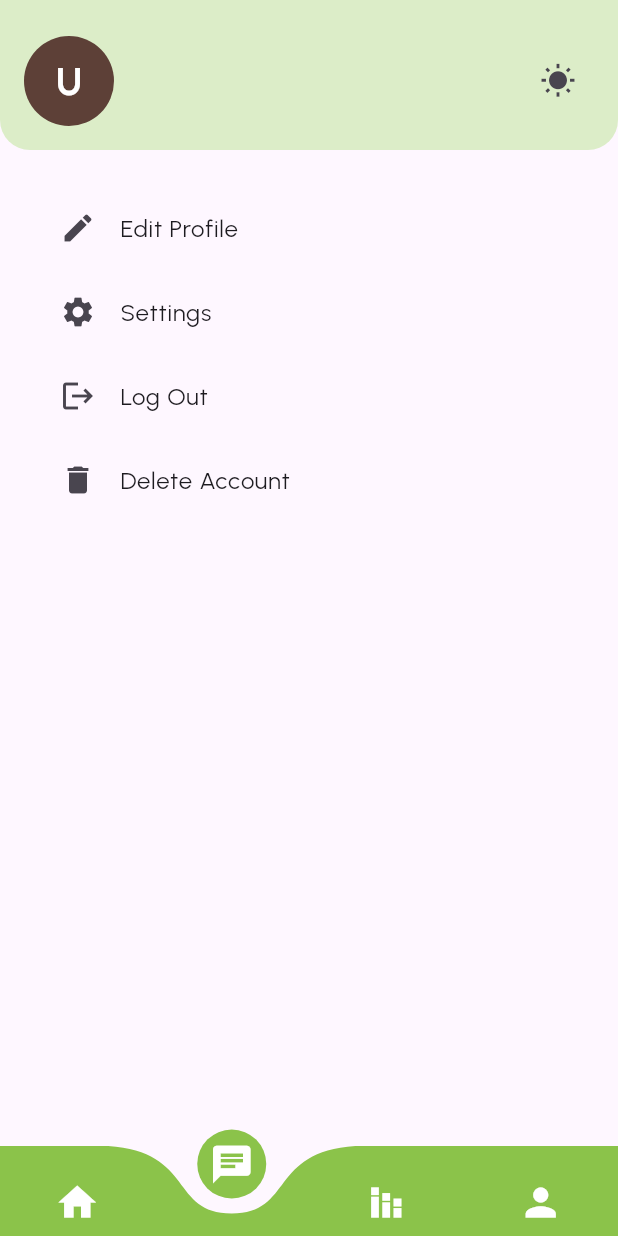
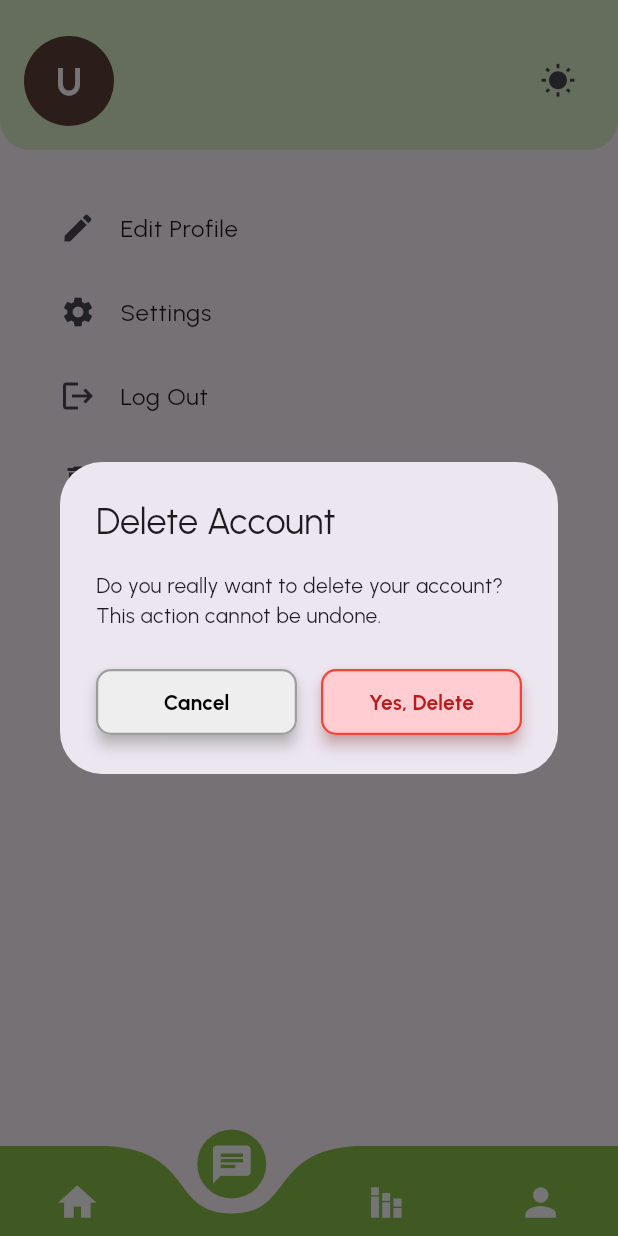
Before and after one commit to CodeGovindz/Mental_Health, a Flutter app: the AccountPage screen opened directly with empty values, item 2 of the bottom bar chosen, after a tap on "Delete Account", on a phone screen of 412 x 824 dp. Run offline on Flutter 3.47's test engine with Material 3 defaults, Android fonts, the phone set to English and light mode, and no system bars; drawn by our look-alikes of curved_navigation_bar; our stand-ins replace app_links, audioplayers, flutter_dotenv, font_awesome_flutter, google_fonts, permission_handler and 1 more; accounts and stored records are empty.

Commit message:
Implement delete account feature with styled dialog buttons

```diff
--- a/lib/account.dart
+++ b/lib/account.dart
@@ -7,6 +7,7 @@ import 'homepage.dart';
 import 'transitions.dart';
 import 'package:flutter/services.dart';
 import 'edit_profile.dart';
+import 'package:http/http.dart' as http;
 
 class AccountPage extends StatefulWidget {
   final bool isDarkMode;
@@ -26,6 +27,7 @@ class _AccountPageState extends State<AccountPage> {
   String _userName = "User";
   String _userEmail = "";
   bool _isLoading = true;
+  bool _isDeleting = false;
 
   int _selectedIndex = 3; // Account Index - 3
 
@@ -104,6 +106,101 @@ class _AccountPageState extends State<AccountPage> {
       // Refresh profile after editing
       _loadUserProfile();
     }
+  }
+
+  Future<void> _deleteAccount() async {
+    final user = supabase.auth.currentUser;
+    if (user == null) return;
+    setState(() => _isDeleting = true);
+    try {
+      final response = await http.post(
+        Uri.parse('https://cqfwjwrhhcctazigevno.supabase.co/functions/v1/delete_user_account'),
+        headers: {
+          'Content-Type': 'application/json',
+          'Authorization': 'Bearer ${supabase.auth.currentSession?.accessToken ?? ''}',
+        },
+        body: '{"user_id": "${user.id}"}',
+      );
+      if (response.statusCode == 200) {
+        await supabase.auth.signOut();
+        if (mounted) {
+          Navigator.of(context).pushAndRemoveUntil(
+            MaterialPageRoute(
+              builder: (_) => SignInPage(onSignInSuccess: () {}),
+            ),
+            (route) => false,
+          );
+        }
+      } else {
+        throw Exception('Failed to delete account');
+      }
+    } catch (e) {
+      if (mounted) {
+        ScaffoldMessenger.of(context).showSnackBar(
+          SnackBar(content: Text('Error deleting account: $e')),
+        );
+      }
+    } finally {
+      if (mounted) setState(() => _isDeleting = false);
+    }
+  }
+
+  void _showDeleteAccountDialog() {
+    showDialog(
+      context: context,
+      builder: (context) => AlertDialog(
+        title: const Text('Delete Account'),
+        content: const Text('Do you really want to delete your account? This action cannot be undone.'),
+        actions: [
+          Row(
+            children: [
+              Expanded(
+                child: ElevatedButton(
+                  style: ElevatedButton.styleFrom(
+                    backgroundColor: Colors.grey[200],
+                    foregroundColor: Colors.black,
+                    elevation: 4,
+                    shadowColor: Colors.grey[400],
+                    shape: RoundedRectangleBorder(
+                      borderRadius: BorderRadius.circular(10),
+                      side: const BorderSide(color: Colors.grey, width: 1.5),
+                    ),
+                    padding: const EdgeInsets.symmetric(vertical: 12),
+                  ),
+                  onPressed: () => Navigator.of(context).pop(),
+                  child: const Text('Cancel', style: TextStyle(fontWeight: FontWeight.bold)),
+                ),
+              ),
+              const SizedBox(width: 16),
+              Expanded(
+                child: ElevatedButton(
+                  style: ElevatedButton.styleFrom(
+                    backgroundColor: Colors.red[100],
+                    foregroundColor: Colors.red[900],
+                    elevation: 4,
+                    shadowColor: Colors.red[200],
+                    shape: RoundedRectangleBorder(
+                      borderRadius: BorderRadius.circular(10),
+                      side: const BorderSide(color: Colors.red, width: 1.5),
+                    ),
+                    padding: const EdgeInsets.symmetric(vertical: 12),
+                  ),
+                  onPressed: _isDeleting
+                      ? null
+                      : () async {
+                          Navigator.of(context).pop();
+                          await _deleteAccount();
+                        },
+                  child: _isDeleting
+                      ? const SizedBox(width: 20, height: 20, child: CircularProgressIndicator(strokeWidth: 2))
+                      : const Text('Yes, Delete', style: TextStyle(fontWeight: FontWeight.bold)),
+                ),
+              ),
+            ],
+          ),
+        ],
+      ),
+    );
   }
 
   void _onNavTap(int index) {
@@ -263,9 +360,7 @@ class _AccountPageState extends State<AccountPage> {
                   ListTile(
                     leading: const Icon(Icons.delete),
                     title: const Text("Delete Account"),
-                    onTap: () {
-                      // Future: Navigate to delete account page
-                    },
+                    onTap: _showDeleteAccountDialog,
                   ),
                 ],
               ),
--- a/lib/main.dart
+++ b/lib/main.dart
@@ -194,9 +194,9 @@ class _MyAppState extends State<MyApp> {
 
           // If permissions are checked, proceed with normal auth flow
           return SignInPage(
-            onSignInSuccess: () {
-              _navigateToHome();
-            },
+              onSignInSuccess: () {
+                _navigateToHome();
+              },
           );
         },
       ),
--- a/pubspec.yaml
+++ b/pubspec.yaml
@@ -47,6 +47,7 @@ dependencies:
   flutter_sound: ^9.2.13+1
   audioplayers: ^5.2.0
   flutter_dotenv: ^5.1.0
+  http: ^1.1.0
 
 dev_dependencies:
   flutter_test:
```
Also changed, not shown: pubspec.lock, 5 other files.
